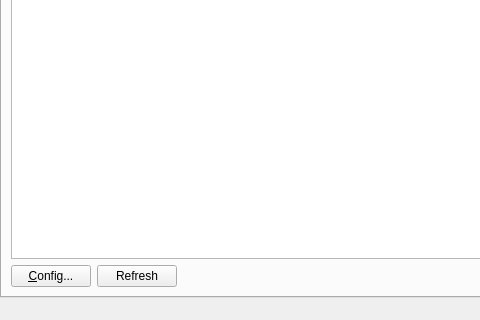
Before: the Qt Designer form src/main_window.ui in overnightpillow/rclone-browser, drawn with Qt 5; both pictures show x 0 to 480 and y 91 to 411 of the 658 by 411 pixel window.
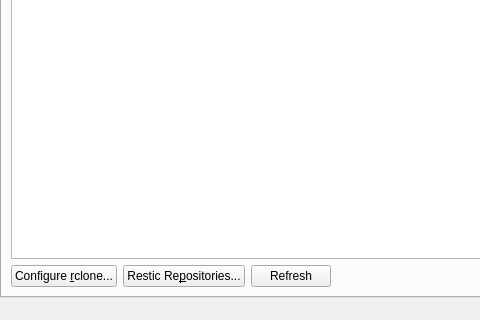
After: the same form once the commit is applied.

Commit message:
Move restic management into the Remotes panel
The Remotes menu was a second place to find things that all live in one
panel. Both kinds of configuration now sit in that panel's button bar,
beside each other:

    Configure rclone...   Restic Repositories...   Refresh      Open

"Config..." said neither whose configuration it was nor that it opens a
terminal; it is now "Configure rclone..." with a tooltip that says so.

This matches how the rest of the window treats the two: one list with two
sections, one context menu covering both, and two browser tabs of the
same shape.

Diff of the .ui file:
```diff
--- a/src/main_window.ui
+++ b/src/main_window.ui
@@ -67,7 +67,23 @@
              <string>&lt;html&gt;&lt;head/&gt;&lt;body&gt;&lt;p&gt;rclone config&lt;/p&gt;&lt;/body&gt;&lt;/html&gt;</string>
             </property>
             <property name="text">
-             <string>&amp;Config...</string>
+             <string>Configure &amp;rclone...</string>
+            </property>
+           </widget>
+          </item>
+          <item>
+           <widget class="QPushButton" name="configRestic">
+            <property name="sizePolicy">
+             <sizepolicy hsizetype="Fixed" vsizetype="Fixed">
+              <horstretch>0</horstretch>
+              <verstretch>0</verstretch>
+             </sizepolicy>
+            </property>
+            <property name="toolTip">
+             <string>Add, edit and remove restic repositories</string>
+            </property>
+            <property name="text">
+             <string>Restic Re&amp;positories...</string>
             </property>
            </widget>
           </item>
```
Left out of the diff: 2 changed lines with no effect on the pictures. The commit also changes 2 other files.
